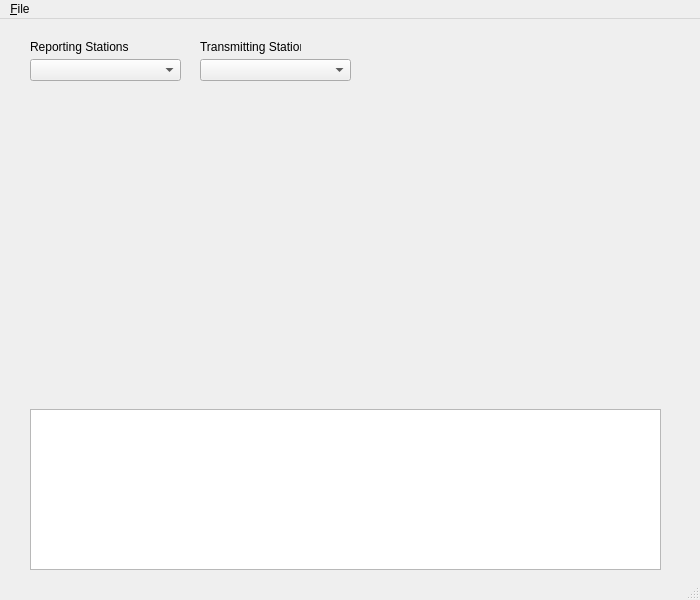
This is UI_wsprstats.ui in tominthewallowas/WSPR-stats as Qt 5 draws it before an edit. The edited form follows.
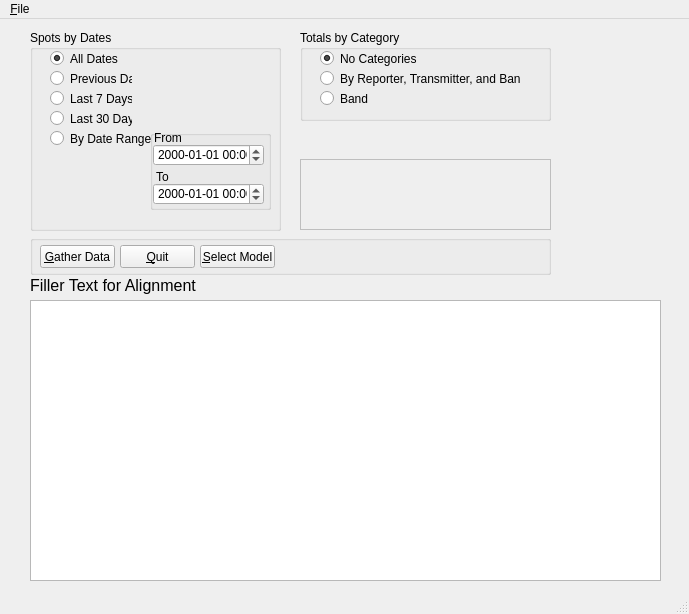
This is the edited form.

Patch:
```diff
--- a/UI_wsprstats.ui
+++ b/UI_wsprstats.ui
@@ -6,8 +6,8 @@
    <rect>
     <x>0</x>
     <y>0</y>
-    <width>700</width>
-    <height>600</height>
+    <width>689</width>
+    <height>614</height>
    </rect>
   </property>
   <property name="windowTitle">
@@ -18,66 +18,20 @@
     <property name="geometry">
      <rect>
       <x>30</x>
-      <y>390</y>
+      <y>281</y>
       <width>631</width>
-      <height>161</height>
+      <height>281</height>
      </rect>
     </property>
     <attribute name="horizontalHeaderDefaultSectionSize">
      <number>65</number>
     </attribute>
    </widget>
-   <widget class="QComboBox" name="cmbReporters">
-    <property name="geometry">
-     <rect>
-      <x>30</x>
-      <y>40</y>
-      <width>151</width>
-      <height>22</height>
-     </rect>
-    </property>
-   </widget>
-   <widget class="QComboBox" name="cmbXmits">
-    <property name="geometry">
-     <rect>
-      <x>200</x>
-      <y>40</y>
-      <width>151</width>
-      <height>22</height>
-     </rect>
-    </property>
-   </widget>
-   <widget class="QLabel" name="label">
-    <property name="geometry">
-     <rect>
-      <x>30</x>
-      <y>20</y>
-      <width>101</width>
-      <height>16</height>
-     </rect>
-    </property>
-    <property name="text">
-     <string>Reporting Stations</string>
-    </property>
-   </widget>
-   <widget class="QLabel" name="label_2">
-    <property name="geometry">
-     <rect>
-      <x>200</x>
-      <y>20</y>
-      <width>101</width>
-      <height>16</height>
-     </rect>
-    </property>
-    <property name="text">
-     <string>Transmitting Stations</string>
-    </property>
-   </widget>
    <widget class="QLabel" name="lblCallsignFacts">
     <property name="geometry">
      <rect>
       <x>30</x>
-      <y>345</y>
+      <y>251</y>
       <width>391</width>
       <height>31</height>
      </rect>
@@ -88,8 +42,298 @@
      </font>
     </property>
     <property name="text">
+     <string>Filler Text for Alignment</string>
+    </property>
+   </widget>
+   <widget class="QGroupBox" name="gbSpotsByDates">
+    <property name="geometry">
+     <rect>
+      <x>30</x>
+      <y>11</y>
+      <width>251</width>
+      <height>201</height>
+     </rect>
+    </property>
+    <property name="title">
+     <string>Spots by Dates</string>
+    </property>
+    <widget class="QRadioButton" name="rbAllDates">
+     <property name="geometry">
+      <rect>
+       <x>20</x>
+       <y>20</y>
+       <width>82</width>
+       <height>17</height>
+      </rect>
+     </property>
+     <property name="text">
+      <string>All Dates</string>
+     </property>
+     <property name="checked">
+      <bool>true</bool>
+     </property>
+    </widget>
+    <widget class="QRadioButton" name="rbLast7Days">
+     <property name="geometry">
+      <rect>
+       <x>20</x>
+       <y>60</y>
+       <width>82</width>
+       <height>17</height>
+      </rect>
+     </property>
+     <property name="text">
+      <string>Last 7 Days</string>
+     </property>
+    </widget>
+    <widget class="QRadioButton" name="rbLast30Days">
+     <property name="geometry">
+      <rect>
+       <x>20</x>
+       <y>80</y>
+       <width>82</width>
+       <height>17</height>
+      </rect>
+     </property>
+     <property name="text">
+      <string>Last 30 Days</string>
+     </property>
+    </widget>
+    <widget class="QRadioButton" name="rbDateRange">
+     <property name="geometry">
+      <rect>
+       <x>20</x>
+       <y>100</y>
+       <width>101</width>
+       <height>17</height>
+      </rect>
+     </property>
+     <property name="text">
+      <string>By Date Range</string>
+     </property>
+    </widget>
+    <widget class="QGroupBox" name="gbDateRange">
+     <property name="enabled">
+      <bool>true</bool>
+     </property>
+     <property name="geometry">
+      <rect>
+       <x>120</x>
+       <y>100</y>
+       <width>121</width>
+       <height>80</height>
+      </rect>
+     </property>
+     <property name="title">
+      <string/>
+     </property>
+     <widget class="QLabel" name="label_3">
+      <property name="geometry">
+       <rect>
+        <x>4</x>
+        <y>1</y>
+        <width>47</width>
+        <height>13</height>
+       </rect>
+      </property>
+      <property name="text">
+       <string>From</string>
+      </property>
+     </widget>
+     <widget class="QLabel" name="label_4">
+      <property name="geometry">
+       <rect>
+        <x>6</x>
+        <y>40</y>
+        <width>47</width>
+        <height>13</height>
+       </rect>
+      </property>
+      <property name="text">
+       <string>To</string>
+      </property>
+     </widget>
+     <widget class="QDateTimeEdit" name="dteFrom">
+      <property name="enabled">
+       <bool>true</bool>
+      </property>
+      <property name="geometry">
+       <rect>
+        <x>3</x>
+        <y>14</y>
+        <width>111</width>
+        <height>22</height>
+       </rect>
+      </property>
+      <property name="displayFormat">
+       <string>yyyy-MM-dd HH:mm</string>
+      </property>
+     </widget>
+     <widget class="QDateTimeEdit" name="dteTo">
+      <property name="geometry">
+       <rect>
+        <x>3</x>
+        <y>53</y>
+        <width>111</width>
+        <height>22</height>
+       </rect>
+      </property>
+      <property name="displayFormat">
+       <string>yyyy-MM-dd HH:mm</string>
+      </property>
+     </widget>
+    </widget>
+    <widget class="QRadioButton" name="rbPreviousDay">
+     <property name="enabled">
+      <bool>true</bool>
+     </property>
+     <property name="geometry">
+      <rect>
+       <x>20</x>
+       <y>40</y>
+       <width>82</width>
+       <height>17</height>
+      </rect>
+     </property>
+     <property name="text">
+      <string>Previous Day</string>
+     </property>
+     <property name="checked">
+      <bool>false</bool>
+     </property>
+     <property name="autoRepeat">
+      <bool>true</bool>
+     </property>
+    </widget>
+   </widget>
+   <widget class="QGroupBox" name="gbTotalsByCategory">
+    <property name="geometry">
+     <rect>
+      <x>300</x>
+      <y>11</y>
+      <width>251</width>
+      <height>91</height>
+     </rect>
+    </property>
+    <property name="title">
+     <string>Totals by Category</string>
+    </property>
+    <widget class="QRadioButton" name="rbNoCategory">
+     <property name="geometry">
+      <rect>
+       <x>20</x>
+       <y>20</y>
+       <width>121</width>
+       <height>17</height>
+      </rect>
+     </property>
+     <property name="text">
+      <string>No Categories</string>
+     </property>
+     <property name="checked">
+      <bool>true</bool>
+     </property>
+    </widget>
+    <widget class="QRadioButton" name="rbByReporterTransmitterBand">
+     <property name="geometry">
+      <rect>
+       <x>20</x>
+       <y>40</y>
+       <width>201</width>
+       <height>17</height>
+      </rect>
+     </property>
+     <property name="text">
+      <string>By Reporter, Transmitter, and Band</string>
+     </property>
+    </widget>
+    <widget class="QRadioButton" name="rbByBand">
+     <property name="geometry">
+      <rect>
+       <x>20</x>
+       <y>60</y>
+       <width>82</width>
+       <height>17</height>
+      </rect>
+     </property>
+     <property name="text">
+      <string>Band</string>
+     </property>
+    </widget>
+   </widget>
+   <widget class="QGroupBox" name="groupBox_2">
+    <property name="geometry">
+     <rect>
+      <x>30</x>
+      <y>216</y>
+      <width>521</width>
+      <height>40</height>
+     </rect>
+    </property>
+    <property name="title">
      <string/>
     </property>
+    <widget class="QPushButton" name="pbGatherData">
+     <property name="geometry">
+      <rect>
+       <x>10</x>
+       <y>10</y>
+       <width>75</width>
+       <height>23</height>
+      </rect>
+     </property>
+     <property name="text">
+      <string>&amp;Gather Data</string>
+     </property>
+    </widget>
+    <widget class="QPushButton" name="pbQuit">
+     <property name="geometry">
+      <rect>
+       <x>90</x>
+       <y>10</y>
+       <width>75</width>
+       <height>23</height>
+      </rect>
+     </property>
+     <property name="text">
+      <string>&amp;Quit</string>
+     </property>
+    </widget>
+    <widget class="QPushButton" name="pbSelectModel">
+     <property name="geometry">
+      <rect>
+       <x>170</x>
+       <y>10</y>
+       <width>75</width>
+       <height>23</height>
+      </rect>
+     </property>
+     <property name="text">
+      <string>&amp;Select Model</string>
+     </property>
+    </widget>
+   </widget>
+   <widget class="QListWidget" name="lwConfigInfo">
+    <property name="enabled">
+     <bool>false</bool>
+    </property>
+    <property name="geometry">
+     <rect>
+      <x>300</x>
+      <y>140</y>
+      <width>251</width>
+      <height>71</height>
+     </rect>
+    </property>
+    <property name="autoFillBackground">
+     <bool>false</bool>
+    </property>
+    <property name="frameShape">
+     <enum>QFrame::Box</enum>
+    </property>
+    <property name="frameShadow">
+     <enum>QFrame::Plain</enum>
+    </property>
    </widget>
   </widget>
   <widget class="QMenuBar" name="menubar">
@@ -97,7 +341,7 @@
     <rect>
      <x>0</x>
      <y>0</y>
-     <width>700</width>
+     <width>689</width>
      <height>21</height>
     </rect>
    </property>
```
